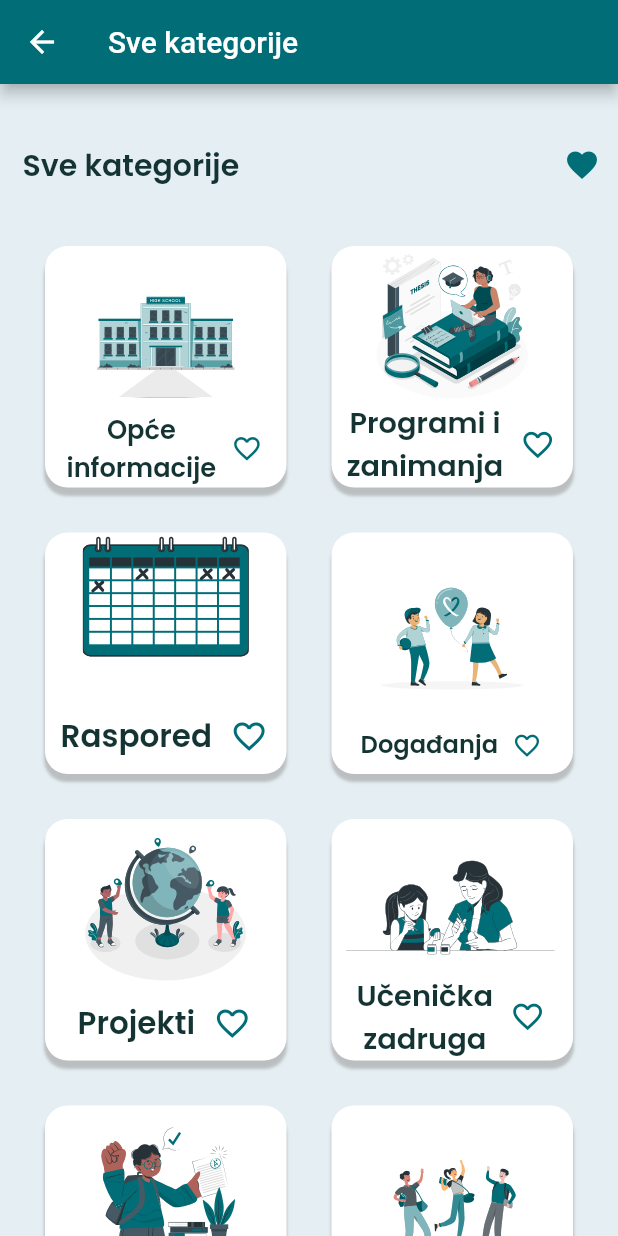
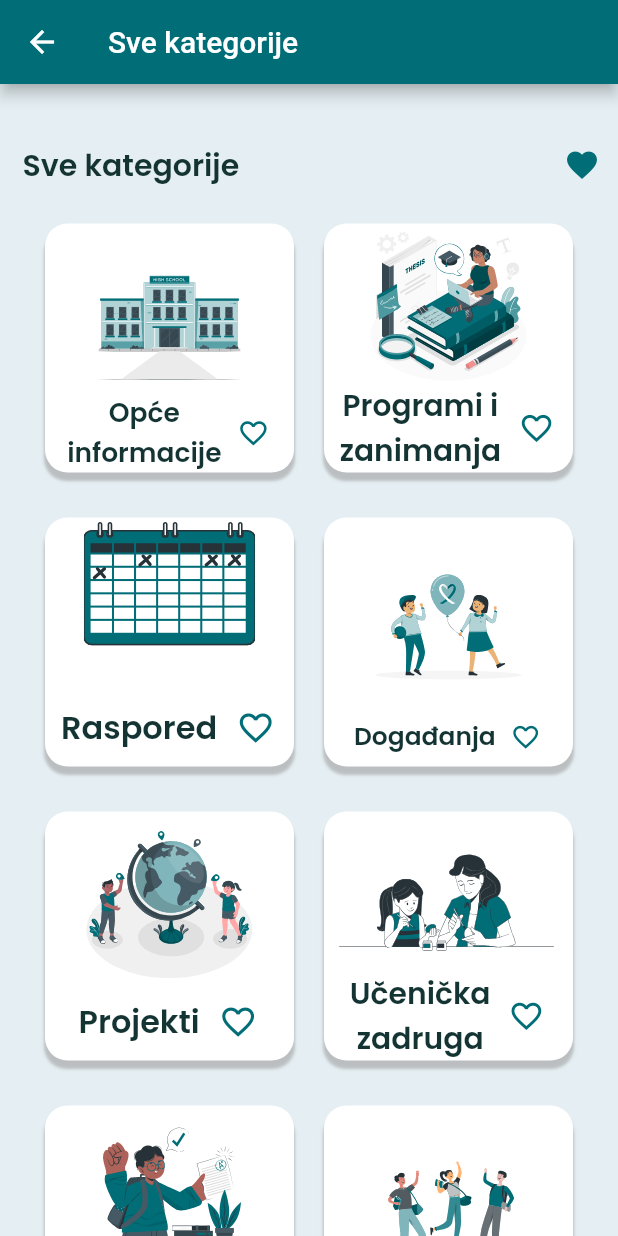
Before and after one commit to lovrodijanovic/SS-Donji-Miholjac, a Flutter app: the screen it shows after launch, after a tap on "Prikaži sve", on a phone screen of 412 x 824 dp. Run offline on Flutter 3.47's test engine with Material 2 defaults, Android fonts, the phone set to English and light mode, and no system bars; our stand-ins replace flutter_phosphor_icons, flutter_svg, google_fonts, hexcolor; missing offline and left inert: webfeed.

Commit message:
added files for routes and theme

```diff
--- a/lib/main.dart
+++ b/lib/main.dart
@@ -1,29 +1,7 @@
 import 'package:flutter/material.dart';
 import 'package:flutter/services.dart';
-import 'package:ss_donji_miholjac/app_functionalities/about_school.dart';
-import 'package:ss_donji_miholjac/app_functionalities/events.dart';
-import 'package:ss_donji_miholjac/app_functionalities/first_grade.dart';
-import 'package:ss_donji_miholjac/app_functionalities/information_and_contact.dart';
-import 'package:ss_donji_miholjac/app_functionalities/last_grade.dart';
-import 'package:ss_donji_miholjac/app_functionalities/library.dart';
-import 'package:ss_donji_miholjac/app_functionalities/notifications.dart';
-import 'package:ss_donji_miholjac/app_functionalities/program_description.dart';
-import 'package:ss_donji_miholjac/app_functionalities/student_association.dart';
-import 'package:ss_donji_miholjac/projects/digitalni_casopis_aktiva_trgovine.dart';
-import 'package:ss_donji_miholjac/projects/eTwinning.dart';
-import 'package:ss_donji_miholjac/projects/epas_skola.dart';
-import 'package:ss_donji_miholjac/projects/financijska_pismenost.dart';
-import 'package:ss_donji_miholjac/projects/medunarodna_suradnja.dart';
-import 'package:ss_donji_miholjac/projects/program_potpore_napredovanju.dart';
-import 'package:ss_donji_miholjac/projects/skolske_pcele_medarice.dart';
-import 'package:ss_donji_miholjac/projects/volonteri.dart';
-import 'package:ss_donji_miholjac/widgets/splash.dart';
-import './app_functionalities/about_school.dart';
-import 'widgets/all_categories.dart';
-import 'app_functionalities/projects.dart';
-import 'app_functionalities/scedule.dart';
-import 'package:hexcolor/hexcolor.dart';
-import 'widgets/favourites.dart';
+import 'package:ss_donji_miholjac/models/app_theme.dart';
+import 'package:ss_donji_miholjac/models/routes.dart';
 
 void main() {
   WidgetsFlutterBinding.ensureInitialized();
@@ -38,44 +16,8 @@ class MyApp extends StatelessWidget {
   Widget build(BuildContext context) {
     return MaterialApp(
         title: 'Srednja škola Donji Miholjac',
-        theme: ThemeData(
-          canvasColor: HexColor('E5EFF3'),
-          fontFamily: 'Raleway',
-          textTheme: ThemeData.light().textTheme.copyWith(
-                bodyText1: const TextStyle(
-                  color: Color.fromRGBO(20, 51, 51, 1),
-                ),
-                bodyText2: const TextStyle(
-                  color: Color.fromRGBO(20, 51, 51, 1),
-                ),
-              ),
-        ),
+        theme: appTheme,
         initialRoute: '/',
-        routes: {
-          '/': (context) => const Splash(),
-          'aboutSchool': (context) => const AboutSchool(),
-          'programDescription': (context) => const ProgramDescription(),
-          'scedule': (context) => const Scedule(),
-          'events': (context) => const Events(),
-          'projects': (context) => const Projects(),
-          'studentAssociation': (context) => const StudentAssociation(),
-          'firstGrade': (context) => FirstGrade(),
-          'lastGrade': (context) => const LastGrade(),
-          'notifications': (context) => const Notifications(),
-          'informationAndContact': (context) => const InformationAndContact(),
-          'library': (context) => Library(),
-          'favourites': (context) => Favourites(),
-          'allCategories': (context) => AllCategories(),
-          'epas': (context) => const EpasSkola(),
-          'eTwinning': (context) => const ETwinning(),
-          'financialLiteracy': (context) => FinancialLiteracy(),
-          'digitalMagazine': (context) => const DigitalMagazine(),
-          'volunteers': (context) => const Volunteers(),
-          'advancementSupportProgram': (context) =>
-              const AdvancementSupportProgram(),
-          'schoolBees': (context) => const SchoolBees(),
-          'internationalCooperation': (context) =>
-              const InternationalCooperation(),
-        });
+        routes: routes);
   }
 }
--- /dev/null
+++ b/lib/models/app_theme.dart
@@ -0,0 +1,15 @@
+import 'package:flutter/material.dart';
+import 'package:hexcolor/hexcolor.dart';
+
+var appTheme = ThemeData(
+  canvasColor: HexColor('E5EFF3'),
+  fontFamily: 'Raleway',
+  textTheme: ThemeData.light().textTheme.copyWith(
+        bodyText1: const TextStyle(
+          color: Color.fromRGBO(20, 51, 51, 1),
+        ),
+        bodyText2: const TextStyle(
+          color: Color.fromRGBO(20, 51, 51, 1),
+        ),
+      ),
+);
--- a/lib/models/category_grid.dart
+++ b/lib/models/category_grid.dart
@@ -10,9 +10,10 @@ class CategoryGrid extends StatelessWidget {
   Widget build(BuildContext context) {
     return Expanded(
       child: GridView(
-        padding: const EdgeInsets.all(30),
+        padding:
+            const EdgeInsets.only(bottom: 30, left: 30, right: 30, top: 15),
         gridDelegate: const SliverGridDelegateWithMaxCrossAxisExtent(
-          crossAxisSpacing: 30,
+          crossAxisSpacing: 20,
           mainAxisSpacing: 30,
           maxCrossAxisExtent: 200,
         ),
--- a/lib/models/parse_rss_to_list.dart
+++ b/lib/models/parse_rss_to_list.dart
@@ -50,7 +50,7 @@ class ParseRssToList extends StatelessWidget {
                 );
               } else {
                 return const Center(
-                  child: CircularProgressIndicator(),
+                  child: CircularProgressIndicator.adaptive(),
                 );
               }
             },
--- /dev/null
+++ b/lib/models/routes.dart
@@ -0,0 +1,47 @@
+import '../app_functionalities/about_school.dart';
+import '../app_functionalities/events.dart';
+import '../app_functionalities/first_grade.dart';
+import '../app_functionalities/information_and_contact.dart';
+import '../app_functionalities/last_grade.dart';
+import '../app_functionalities/library.dart';
+import '../app_functionalities/notifications.dart';
+import '../app_functionalities/program_description.dart';
+import '../app_functionalities/projects.dart';
+import '../app_functionalities/scedule.dart';
+import '../app_functionalities/student_association.dart';
+import '../projects/digitalni_casopis_aktiva_trgovine.dart';
+import '../projects/eTwinning.dart';
+import '../projects/epas_skola.dart';
+import '../projects/financijska_pismenost.dart';
+import '../projects/medunarodna_suradnja.dart';
+import '../projects/program_potpore_napredovanju.dart';
+import '../projects/skolske_pcele_medarice.dart';
+import '../projects/volonteri.dart';
+import '../widgets/all_categories.dart';
+import '../widgets/favourites.dart';
+import '../widgets/splash.dart';
+
+var routes = {
+  '/': (context) => const Splash(),
+  'aboutSchool': (context) => const AboutSchool(),
+  'programDescription': (context) => const ProgramDescription(),
+  'scedule': (context) => const Scedule(),
+  'events': (context) => const Events(),
+  'projects': (context) => const Projects(),
+  'studentAssociation': (context) => const StudentAssociation(),
+  'firstGrade': (context) => FirstGrade(),
+  'lastGrade': (context) => const LastGrade(),
+  'notifications': (context) => const Notifications(),
+  'informationAndContact': (context) => const InformationAndContact(),
+  'library': (context) => Library(),
+  'favourites': (context) => Favourites(),
+  'allCategories': (context) => AllCategories(),
+  'epas': (context) => const EpasSkola(),
+  'eTwinning': (context) => const ETwinning(),
+  'financialLiteracy': (context) => FinancialLiteracy(),
+  'digitalMagazine': (context) => const DigitalMagazine(),
+  'volunteers': (context) => const Volunteers(),
+  'advancementSupportProgram': (context) => const AdvancementSupportProgram(),
+  'schoolBees': (context) => const SchoolBees(),
+  'internationalCooperation': (context) => const InternationalCooperation(),
+};
--- a/lib/widgets/all_categories.dart
+++ b/lib/widgets/all_categories.dart
@@ -7,19 +7,7 @@ import '../models/functionalites.dart';
 import '../models/functionality.dart';
 
 class AllCategories extends StatelessWidget {
-  final List<Functionality> allCategories = [
-    functionalities.elementAt(0),
-    functionalities.elementAt(1),
-    functionalities.elementAt(2),
-    functionalities.elementAt(3),
-    functionalities.elementAt(4),
-    functionalities.elementAt(5),
-    functionalities.elementAt(6),
-    functionalities.elementAt(7),
-    functionalities.elementAt(8),
-    functionalities.elementAt(9),
-    functionalities.elementAt(10),
-  ];
+  AllCategories({Key? key}) : super(key: key);
 
   @override
   Widget build(BuildContext context) {
@@ -52,7 +40,7 @@ class AllCategories extends StatelessWidget {
                   )
                 ],
               ),
-              CategoryGrid(allCategories),
+              CategoryGrid(functionalities),
             ],
           ),
         ));
--- a/lib/widgets/navigation_bar.dart
+++ b/lib/widgets/navigation_bar.dart
@@ -3,7 +3,6 @@ import 'package:hexcolor/hexcolor.dart';
 import 'package:flutter_phosphor_icons/flutter_phosphor_icons.dart';
 import 'package:ss_donji_miholjac/models/functionalites.dart';
 import 'package:ss_donji_miholjac/widgets/selection_screen.dart';
-
 import '../models/functionality.dart';
 
 class MyNavigationBar extends StatefulWidget {
@@ -38,8 +37,6 @@ class MyNavigationBar extends StatefulWidget {
 }
 
 class _MyNavigationBarState extends State<MyNavigationBar> {
-  int _selectedIndex = 0;
-
   static final List<Widget> _widgetOptions = <Widget>[
     SelectionScreen(
         gridTitle: 'Istraži istaknute kategorije',
@@ -54,6 +51,8 @@ class _MyNavigationBarState extends State<MyNavigationBar> {
         gridTitle: 'Istraži kategorije',
         shownFunctionalities: MyNavigationBar().schoolFunctionalities),
   ];
+
+  int _selectedIndex = 0;
 
   void _onItemTapped(int index) {
     setState(() {
--- a/lib/widgets/selection_screen.dart
+++ b/lib/widgets/selection_screen.dart
@@ -23,7 +23,7 @@ class SelectionScreen extends StatelessWidget {
             alignment: WrapAlignment.spaceBetween,
             children: [
               Padding(
-                padding: const EdgeInsets.only(left: 20, top: 30),
+                padding: const EdgeInsets.only(left: 20, top: 20, bottom: 5),
                 child: Align(
                     alignment: Alignment.centerLeft,
                     child: Text(gridTitle,
@@ -33,7 +33,7 @@ class SelectionScreen extends StatelessWidget {
                             fontStyle: FontStyle.normal))),
               ),
               Padding(
-                padding: const EdgeInsets.only(left: 20, top: 30),
+                padding: const EdgeInsets.only(left: 20),
                 child: TextButton(
                   onPressed: () {
                     Navigator.pushNamed(context, 'allCategories');
@@ -48,7 +48,7 @@ class SelectionScreen extends StatelessWidget {
                 ),
               ),
               Padding(
-                padding: const EdgeInsets.only(right: 20, top: 30),
+                padding: const EdgeInsets.only(right: 20),
                 child: IconButton(
                     onPressed: () {
                       Navigator.pushNamed(context, 'favourites');
```
Also changed, not shown: 1 other file.
